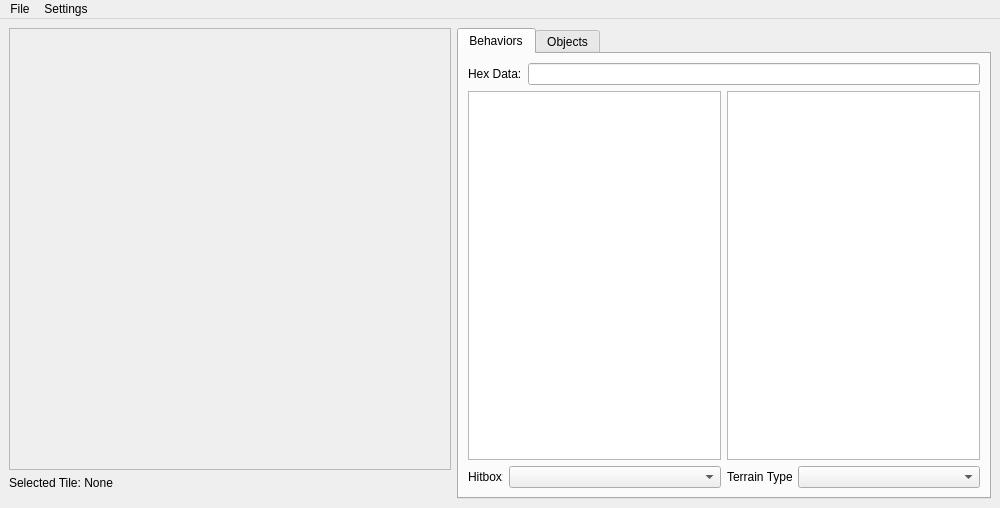
Before: the Qt Designer form tileseteditorwindow.ui in ExplosBlue/CoinKiller, drawn with Qt 5.
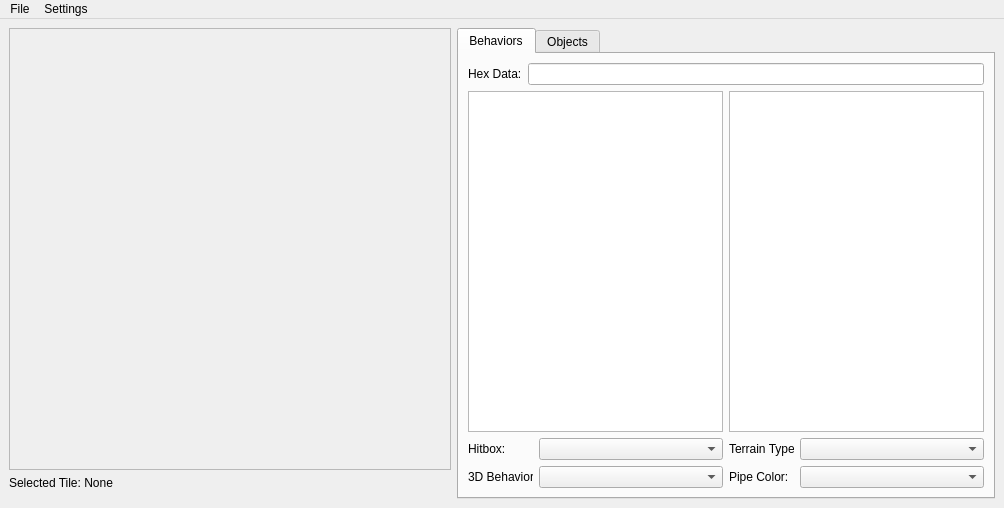
After: the same form once the commit is applied.

Commit message: Tileseteditor: 3D Behavior and Pipe Color

```diff
--- a/tileseteditorwindow.ui
+++ b/tileseteditorwindow.ui
@@ -6,7 +6,7 @@
    <rect>
     <x>0</x>
     <y>0</y>
-    <width>1000</width>
+    <width>1004</width>
     <height>508</height>
    </rect>
   </property>
@@ -92,7 +92,7 @@
        <attribute name="title">
         <string>Behaviors</string>
        </attribute>
-       <layout class="QVBoxLayout" name="verticalLayout">
+       <layout class="QVBoxLayout" name="verticalLayout_3">
         <item>
          <layout class="QHBoxLayout" name="horizontalLayout_2">
           <item>
@@ -103,12 +103,21 @@
            </widget>
           </item>
           <item>
-           <widget class="QLineEdit" name="hexLineEdit"/>
+           <widget class="QLineEdit" name="hexLineEdit">
+            <property name="text">
+             <string/>
+            </property>
+            <property name="placeholderText">
+             <string/>
+            </property>
+           </widget>
           </item>
          </layout>
         </item>
         <item>
-         <layout class="QHBoxLayout" name="horizontalLayout_5">
+         <layout class="QHBoxLayout" name="horizontalLayout_7">
+          <item>
+           <layout class="QVBoxLayout" name="verticalLayout">
           <item>
            <widget class="QListView" name="sBehaviorListView">
             <property name="minimumSize">
@@ -117,35 +126,24 @@
               <height>0</height>
              </size>
             </property>
-           </widget>
-          </item>
-          <item>
-           <widget class="QListView" name="parameterListView">
-            <property name="minimumSize">
-             <size>
-              <width>250</width>
-              <height>0</height>
-             </size>
+              <property name="editTriggers">
+               <set>QAbstractItemView::NoEditTriggers</set>
             </property>
            </widget>
           </item>
-         </layout>
-        </item>
-        <item>
-         <layout class="QHBoxLayout" name="horizontalLayout_6">
           <item>
            <layout class="QHBoxLayout" name="horizontalLayout_4">
             <item>
              <widget class="QLabel" name="label_3">
               <property name="minimumSize">
                <size>
-                <width>35</width>
+                  <width>65</width>
                 <height>0</height>
                </size>
               </property>
               <property name="maximumSize">
                <size>
-                <width>35</width>
+                  <width>65</width>
                 <height>16777215</height>
                </size>
               </property>
@@ -160,6 +158,49 @@
            </layout>
           </item>
           <item>
+             <layout class="QHBoxLayout" name="horizontalLayout_5">
+              <item>
+               <widget class="QLabel" name="label_4">
+                <property name="minimumSize">
+                 <size>
+                  <width>65</width>
+                  <height>0</height>
+                 </size>
+                </property>
+                <property name="maximumSize">
+                 <size>
+                  <width>65</width>
+                  <height>16777215</height>
+                 </size>
+                </property>
+                <property name="text">
+                 <string>3D Behavior:</string>
+                </property>
+               </widget>
+              </item>
+              <item>
+               <widget class="QComboBox" name="depthComboBox"/>
+              </item>
+             </layout>
+            </item>
+           </layout>
+          </item>
+          <item>
+           <layout class="QVBoxLayout" name="verticalLayout_2">
+            <item>
+             <widget class="QListView" name="parameterListView">
+              <property name="minimumSize">
+               <size>
+                <width>250</width>
+                <height>0</height>
+               </size>
+              </property>
+              <property name="editTriggers">
+               <set>QAbstractItemView::NoEditTriggers</set>
+              </property>
+             </widget>
+            </item>
+            <item>
            <layout class="QHBoxLayout" name="horizontalLayout_3">
             <item>
              <widget class="QLabel" name="label_2">
@@ -185,6 +226,38 @@
             </item>
            </layout>
           </item>
+            <item>
+             <layout class="QHBoxLayout" name="horizontalLayout_6">
+              <item>
+               <widget class="QLabel" name="label_5">
+                <property name="minimumSize">
+                 <size>
+                  <width>65</width>
+                  <height>0</height>
+                 </size>
+                </property>
+                <property name="maximumSize">
+                 <size>
+                  <width>65</width>
+                  <height>16777215</height>
+                 </size>
+                </property>
+                <property name="text">
+                 <string>Pipe Color:</string>
+                </property>
+               </widget>
+              </item>
+              <item>
+               <widget class="QComboBox" name="pipeColorComboBox">
+                <property name="enabled">
+                 <bool>true</bool>
+                </property>
+               </widget>
+              </item>
+             </layout>
+            </item>
+           </layout>
+          </item>
          </layout>
         </item>
        </layout>
@@ -203,7 +276,7 @@
     <rect>
      <x>0</x>
      <y>0</y>
-     <width>1000</width>
+     <width>1004</width>
      <height>21</height>
     </rect>
    </property>
```
Lines whose indentation alone changed are shown as unchanged. The commit also changes 3 other files.
